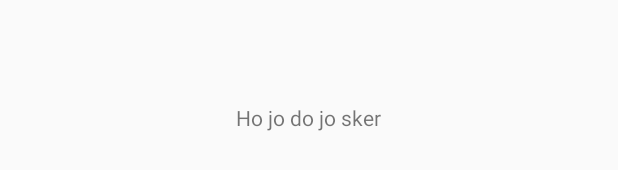
After one commit to Daykm/AndroidBuildItBigger, an Android app: the layout activity_jokes.xml on its own in the app's theme, with its tools: preview values and no code run, on a phone screen of 412 x 824 dp. The commit adds this screen. Shown: the part 500-670 px from the top of the screen. Run offline under Robolectric (Android 15) with nearby library versions, the phone set to English and light mode, and no system bars.

Commit message:
Add module

```diff
--- a/app/build.gradle
+++ b/app/build.gradle
@@ -27,4 +27,5 @@ dependencies {
     compile 'com.google.android.gms:play-services-gcm:8.3.0'
     compile 'com.google.android.gms:play-services-ads:8.3.0'
     compile project(':jokes')
+    compile project(':jokesactivity')
 }
--- a/app/src/main/java/com/udacity/gradle/builditbigger/MainActivity.java
+++ b/app/src/main/java/com/udacity/gradle/builditbigger/MainActivity.java
@@ -1,5 +1,6 @@
 package com.udacity.gradle.builditbigger;
 
+import android.content.Intent;
 import android.support.v7.app.ActionBarActivity;
 import android.os.Bundle;
 import android.support.v7.app.AppCompatActivity;
@@ -9,6 +10,7 @@ import android.view.View;
 import android.widget.Toast;
 
 import com.example.Jokes;
+import com.example.daykm.jokesactivity.JokesActivity;
 
 
 public class MainActivity extends AppCompatActivity {
@@ -48,7 +50,9 @@ public class MainActivity extends AppCompatActivity {
             @Override
             protected void onPostExecute(String s) {
                 super.onPostExecute(s);
-                Toast.makeText(MainActivity.this, s, Toast.LENGTH_SHORT).show();
+                Intent intent = new Intent(MainActivity.this, JokesActivity.class);
+                intent.putExtra(JokesActivity.KEY, s);
+                startActivity(intent);
             }
         };
 
--- /dev/null
+++ b/jokesactivity/src/main/res/layout/activity_jokes.xml
@@ -0,0 +1,20 @@
+<?xml version="1.0" encoding="utf-8"?>
+<RelativeLayout
+    xmlns:android="http://schemas.android.com/apk/res/android"
+    xmlns:tools="http://schemas.android.com/tools"
+    android:layout_width="match_parent"
+    android:layout_height="match_parent"
+    android:paddingLeft="@dimen/activity_horizontal_margin"
+    android:paddingRight="@dimen/activity_horizontal_margin"
+    android:paddingTop="@dimen/activity_vertical_margin"
+    android:paddingBottom="@dimen/activity_vertical_margin"
+    tools:context="com.example.daykm.jokesactivity.JokesActivity">
+
+    <TextView
+        android:id="@+id/joke"
+        android:layout_width="wrap_content"
+        android:layout_height="wrap_content"
+        tools:text="Ho jo do jo sker"
+        android:layout_centerInParent="true" />
+
+</RelativeLayout>
--- /dev/null
+++ b/jokesactivity/src/main/res/values-w820dp/dimens.xml
@@ -0,0 +1,6 @@
+<resources>
+    <!-- Example customization of dimensions originally defined in res/values/dimens.xml
+         (such as screen margins) for screens with more than 820dp of available width. This
+         would include 7" and 10" devices in landscape (~960dp and ~1280dp respectively). -->
+    <dimen name="activity_horizontal_margin">64dp</dimen>
+</resources>
--- /dev/null
+++ b/jokesactivity/src/main/res/values/color.xml
@@ -0,0 +1,4 @@
+<?xml version="1.0" encoding="utf-8"?>
+<resources>
+    <color name="blue">#B4CFEC</color>
+</resources>
--- /dev/null
+++ b/jokesactivity/src/main/res/values/dimens.xml
@@ -0,0 +1,5 @@
+<resources>
+    <!-- Default screen margins, per the Android Design guidelines. -->
+    <dimen name="activity_horizontal_margin">16dp</dimen>
+    <dimen name="activity_vertical_margin">16dp</dimen>
+</resources>
--- /dev/null
+++ b/jokesactivity/src/main/res/values/strings.xml
@@ -0,0 +1,3 @@
+<resources>
+    <string name="app_name">JokesActivity</string>
+</resources>
--- /dev/null
+++ b/jokesactivity/src/main/res/values/styles.xml
@@ -0,0 +1,10 @@
+<resources>
+
+    <!-- Base application theme. -->
+    <style name="JokesTheme" parent="Theme.AppCompat.Light">
+        <!-- Customize your theme here. -->
+        <item name="colorPrimary">@color/blue</item>
+        <item name="android:background">@color/blue</item>
+    </style>
+
+</resources>
--- a/settings.gradle
+++ b/settings.gradle
@@ -1 +1 @@
-include ':app', ':jokes', ':jokesbackend'
+include ':app', ':jokes', ':jokesbackend', ':jokesactivity'
```
Also changed, not shown: jokesactivity/build.gradle (added, +25 -0 lines), jokesactivity/src/main/AndroidManifest.xml (added, +16 -0 lines), jokesactivity/src/main/java/com/example/daykm/jokesactivity/JokesActivity.java (added, +17 -0 lines), 20 other files.
